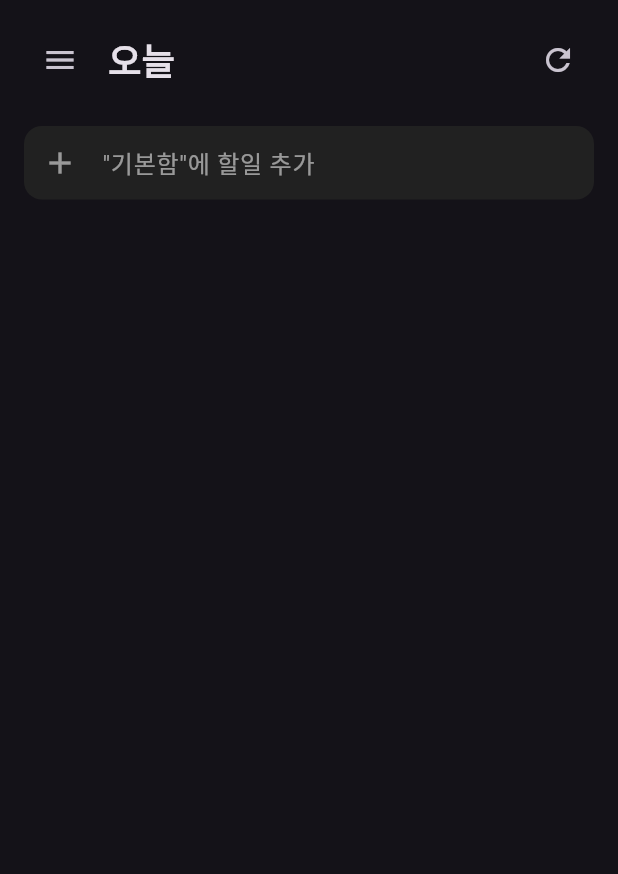
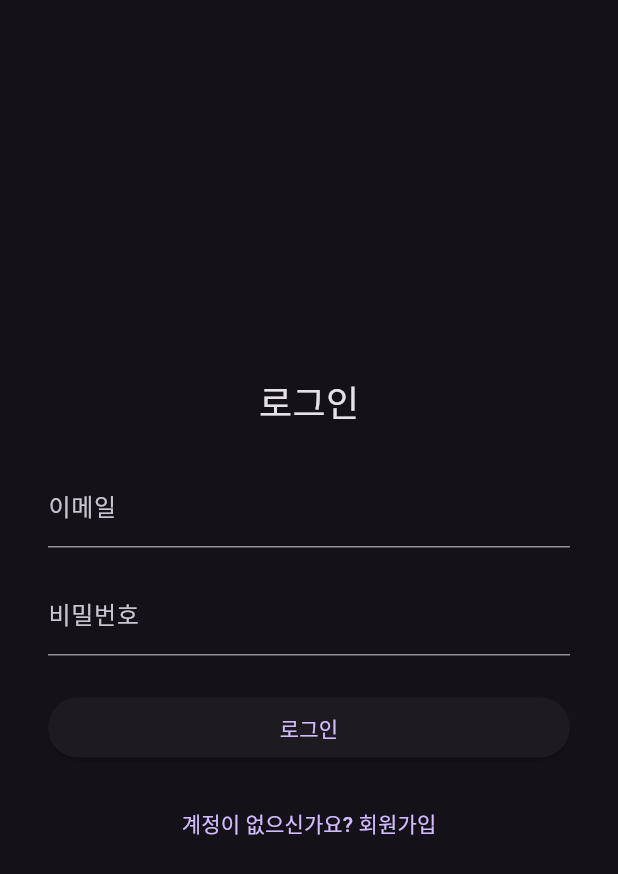
Before and after one commit to minhyeok2487/plan_for_all, a Flutter app: the screen it shows after launch, on a phone screen of 412 x 824 dp. Shown: the top 874 px of the screen. Run offline on Flutter 3.47's test engine with Material 3 defaults, Android fonts, the phone set to English and light mode, and no system bars; our stand-ins replace flutter_dotenv, flutter_markdown, supabase_flutter; missing offline and left inert: markdown_editor_plus; accounts and stored records are empty.

Commit message:
feat: 회원가입, 로그인, 로그아웃 개발 + 전역 설정

```diff
--- a/lib/app.dart
+++ b/lib/app.dart
@@ -1,16 +1,27 @@
 import 'package:flutter/material.dart';
+import 'package:plan_for_all/providers/user_provider.dart';
+import 'package:provider/provider.dart';
+import 'package:supabase_flutter/supabase_flutter.dart';
 import 'screens/home_screen.dart';
+import 'screens/login_screen.dart';
 
 class MyApp extends StatelessWidget {
   const MyApp({super.key});
 
   @override
   Widget build(BuildContext context) {
-    return MaterialApp(
-      title: 'Plan For All',
-      theme: ThemeData.dark(),
-      debugShowCheckedModeBanner: false,
-      home: const HomeScreen(),
+    final session = Supabase.instance.client.auth.currentSession;
+
+    return MultiProvider(
+      providers: [
+        ChangeNotifierProvider(create: (_) => UserProvider()),
+      ],
+      child: MaterialApp(
+        title: 'Plan For All',
+        theme: ThemeData.dark(),
+        debugShowCheckedModeBanner: false,
+        home: session == null ? const LoginScreen() : const HomeScreen(),
+      ),
     );
   }
 }
--- /dev/null
+++ b/lib/providers/user_provider.dart
@@ -0,0 +1,25 @@
+import 'package:flutter/material.dart';
+import 'package:supabase_flutter/supabase_flutter.dart';
+
+class UserProvider with ChangeNotifier {
+  User? _user;
+  Map<String, dynamic>? _metadata;
+
+  User? get user => _user;
+  String get nickname => _metadata?['display_name'] ?? _user?.email ?? '사용자';
+  String? get avatarUrl => _metadata?['avatar_url'];
+
+  Future<void> loadUser() async {
+    final response = await Supabase.instance.client.auth.getUser();
+    _user = response.user;
+    _metadata = _user?.userMetadata;
+    notifyListeners();
+  }
+
+  Future<void> logout() async {
+    await Supabase.instance.client.auth.signOut();
+    _user = null;
+    _metadata = null;
+    notifyListeners();
+  }
+}
--- a/lib/screens/home_screen.dart
+++ b/lib/screens/home_screen.dart
@@ -1,5 +1,6 @@
 import 'dart:async';
 import 'package:flutter/material.dart';
+import 'package:plan_for_all/providers/user_provider.dart';
 import 'package:plan_for_all/widgets/task_ediitor.dart';
 import 'package:plan_for_all/models/task.dart';
 import 'package:plan_for_all/services/task_service.dart';
@@ -27,7 +28,10 @@ class _HomeScreenState extends State<HomeScreen> {
   @override
   void initState() {
     super.initState();
-    Future.microtask(() => context.read<TaskService>().fetchTasks());
+    Future.microtask(() {
+      context.read<UserProvider>().loadUser();
+      context.read<TaskService>().fetchTasks();
+    });
   }
 
   @override
@@ -38,10 +42,10 @@ class _HomeScreenState extends State<HomeScreen> {
     return Scaffold(
       drawer: isMobile
           ? MenuDrawer(
-        selectedIndex: _selectedIndex,
-        menuTitles: _menuTitles,
-        onTap: (index) => setState(() => _selectedIndex = index),
-      )
+              selectedIndex: _selectedIndex,
+              menuTitles: _menuTitles,
+              onTap: (index) => setState(() => _selectedIndex = index),
+            )
           : null,
       body: Stack(
         children: [
@@ -52,7 +56,8 @@ class _HomeScreenState extends State<HomeScreen> {
                   isExpanded: _isRailExpanded,
                   selectedIndex: _selectedIndex,
                   onSelect: (index) => setState(() => _selectedIndex = index),
-                  onToggle: () => setState(() => _isRailExpanded = !_isRailExpanded),
+                  onToggle: () =>
+                      setState(() => _isRailExpanded = !_isRailExpanded),
                 ),
                 const VerticalDivider(width: 1, thickness: 1),
               ],
@@ -71,7 +76,8 @@ class _HomeScreenState extends State<HomeScreen> {
                             if (isMobile) {
                               Scaffold.of(context).openDrawer();
                             } else {
-                              setState(() => _isRailExpanded = !_isRailExpanded);
+                              setState(
+                                  () => _isRailExpanded = !_isRailExpanded);
                             }
                           },
                           onRefresh: () async {
@@ -100,8 +106,10 @@ class _HomeScreenState extends State<HomeScreen> {
                               _taskController.clear();
                             },
                             onDelete: (id) => taskService.deleteTask(id),
-                            onToggleDone: (id) => taskService.toggleTaskDone(id),
-                            onSelect: (task) => setState(() => _selectedTask = task),
+                            onToggleDone: (id) =>
+                                taskService.toggleTaskDone(id),
+                            onSelect: (task) =>
+                                setState(() => _selectedTask = task),
                           ),
                         ),
                       ],
--- /dev/null
+++ b/lib/screens/login_screen.dart
@@ -0,0 +1,140 @@
+import 'package:flutter/material.dart';
+import 'package:plan_for_all/services/avata_service.dart';
+import 'package:supabase_flutter/supabase_flutter.dart';
+import 'home_screen.dart';
+
+class LoginScreen extends StatefulWidget {
+  const LoginScreen({super.key});
+
+  @override
+  State<LoginScreen> createState() => _LoginScreenState();
+}
+
+class _LoginScreenState extends State<LoginScreen> {
+  bool isSignUp = false;
+  bool isLoading = false;
+  final emailController = TextEditingController();
+  final passwordController = TextEditingController();
+  final nicknameController = TextEditingController();
+
+  Future<void> _submit() async {
+    setState(() => isLoading = true);
+
+    final email = emailController.text.trim();
+    final password = passwordController.text.trim();
+    final nickname = nicknameController.text.trim();
+    final avatarUrl = generateRandomAvatarUrl();
+
+    try {
+      if (isSignUp) {
+        final res = await Supabase.instance.client.auth.signUp(
+          email: email,
+          password: password,
+          data: {
+            'display_name': nickname,
+            'avatar_url': avatarUrl,
+          },
+        );
+
+        if (!mounted) return;
+
+        if (res.user == null) {
+          _showSnack('회원가입 성공. 이메일 인증 후 로그인하세요.');
+        } else {
+          _showSnack('회원가입 완료! 바로 로그인됩니다.');
+          Navigator.pushReplacement(
+            context,
+            MaterialPageRoute(builder: (_) => const HomeScreen()),
+          );
+        }
+      } else {
+        final res = await Supabase.instance.client.auth.signInWithPassword(
+          email: email,
+          password: password,
+        );
+
+        if (res.session != null) {
+          Navigator.pushReplacement(
+            context,
+            MaterialPageRoute(builder: (_) => const HomeScreen()),
+          );
+        } else {
+          _showSnack('로그인 실패. 이메일/비밀번호 확인');
+        }
+      }
+    } catch (e) {
+      _showSnack('에러: ${e.toString()}');
+    } finally {
+      setState(() => isLoading = false);
+    }
+  }
+
+  void _showSnack(String message) {
+    ScaffoldMessenger.of(context)
+        .showSnackBar(SnackBar(content: Text(message)));
+  }
+
+  @override
+  Widget build(BuildContext context) {
+    return Scaffold(
+      body: Center(
+        child: Padding(
+          padding: const EdgeInsets.all(32),
+          child: SingleChildScrollView(
+            child: Column(
+              mainAxisSize: MainAxisSize.min,
+              children: [
+                Text(
+                  isSignUp ? '회원가입' : '로그인',
+                  style: const TextStyle(fontSize: 24),
+                ),
+                const SizedBox(height: 24),
+                TextField(
+                  controller: emailController,
+                  decoration: const InputDecoration(labelText: '이메일'),
+                  keyboardType: TextInputType.emailAddress,
+                ),
+                const SizedBox(height: 16),
+                TextField(
+                  controller: passwordController,
+                  decoration: const InputDecoration(labelText: '비밀번호'),
+                  obscureText: true,
+                  textInputAction: isSignUp ? TextInputAction.next : TextInputAction.done,
+                  onSubmitted: (_) {
+                    if (!isSignUp) _submit(); // 로그인 모드일 때만 실행
+                  },
+                ),
+                if (isSignUp) ...[
+                  const SizedBox(height: 16),
+                  TextField(
+                    controller: nicknameController,
+                    decoration: const InputDecoration(labelText: '닉네임'),
+                    textInputAction: TextInputAction.done,
+                    onSubmitted: (_) => _submit(),
+                  ),
+                ],
+                const SizedBox(height: 24),
+                SizedBox(
+                  width: double.infinity,
+                  child: ElevatedButton(
+                    onPressed: isLoading ? null : _submit,
+                    child: isLoading
+                        ? const CircularProgressIndicator(strokeWidth: 2)
+                        : Text(isSignUp ? '회원가입' : '로그인'),
+                  ),
+                ),
+                const SizedBox(height: 16),
+                TextButton(
+                  onPressed: () => setState(() => isSignUp = !isSignUp),
+                  child: Text(
+                    isSignUp ? '이미 계정이 있으신가요? 로그인' : '계정이 없으신가요? 회원가입',
+                  ),
+                ),
+              ],
+            ),
+          ),
+        ),
+      ),
+    );
+  }
+}
--- a/pubspec.yaml
+++ b/pubspec.yaml
@@ -36,7 +36,7 @@ dependencies:
   # The following adds the Cupertino Icons font to your application.
   # Use with the CupertinoIcons class for iOS style icons.
   cupertino_icons: ^1.0.6
-  supabase_flutter: ^2.0.0
+  supabase_flutter: ^2.8.4
   flutter_dotenv: ^5.1.0
   markdown_editor_plus: ^0.2.15
   flutter_markdown: ^0.7.2+1
```
Also changed, not shown: lib/services/avata_service.dart (added, +12 -0 lines), lib/widgets/home/main_navigation_rail.dart (+78 -1 lines).
